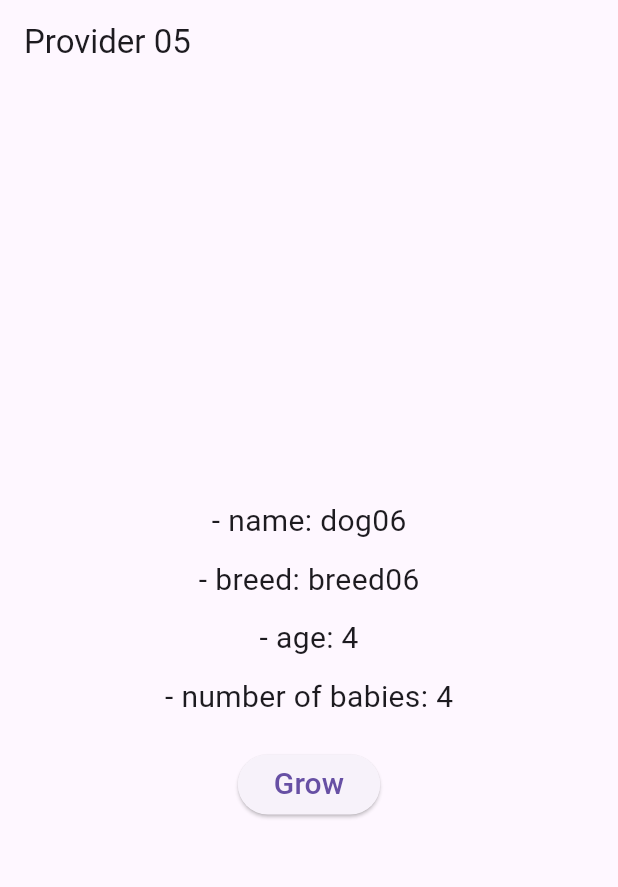
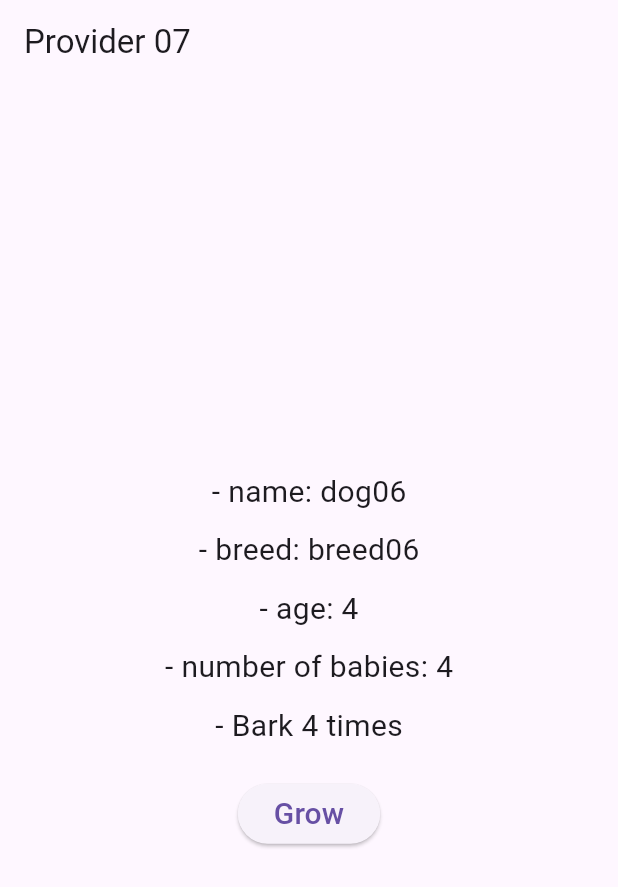
Before and after one commit to AllyTechEngineering/provider_overview_07, a Flutter app: the screen it shows after launch, after a tap on "Grow", on a phone screen of 412 x 824 dp. Shown: the top 887 px of the screen. Run offline on Flutter 3.47's test engine with Material 2 defaults, Android fonts, the phone set to English and light mode, and no system bars.

Commit message:
Completed - final commit

```diff
--- a/lib/main.dart
+++ b/lib/main.dart
@@ -31,6 +31,14 @@ class _MyAppState extends State<MyApp> {
             return babies.getBabies();
           },
         ),
+        StreamProvider<String>(
+          initialData: 'Bark 0 times',
+          create: (context) {
+            final int dogAge = context.read<Dog>().age;
+            final babies = Babies(age: dogAge * 2);
+            return babies.bark();
+          },
+        ),
       ],
       child: MaterialApp(
         debugShowCheckedModeBanner: false,
--- a/lib/models/babies.dart
+++ b/lib/models/babies.dart
@@ -3,8 +3,10 @@ class Babies {
   Babies({
     required this.age,
   });
+
   Future<int> getBabies() async {
     await Future.delayed(Duration(seconds: 3));
+
     if (age > 1 && age < 5) {
       return 4;
     } else if (age <= 1) {
@@ -13,4 +15,11 @@ class Babies {
       return 2;
     }
   }
+
+  Stream<String> bark() async* {
+    for (int i = 1; i < age; i++) {
+      await Future.delayed(Duration(seconds: 2));
+      yield 'Bark $i times';
+    }
+  }
 }
--- a/lib/screens/home_screen.dart
+++ b/lib/screens/home_screen.dart
@@ -17,7 +17,7 @@ class _HomeScreenState extends State<HomeScreen> {
   Widget build(BuildContext context) {
     return Scaffold(
       appBar: AppBar(
-        title: Text('Provider 05'),
+        title: Text('Provider 07'),
       ),
       body: Center(
           child: Column(
--- a/lib/utilities/age.dart
+++ b/lib/utilities/age.dart
@@ -24,6 +24,13 @@ class Age extends StatelessWidget {
           style: TextStyle(fontSize: 20.0),
         ),
         SizedBox(
+          height: 10.0,
+        ),
+        Text(
+          '- ${context.watch<String>()}',
+          style: TextStyle(fontSize: 20.0),
+        ),
+        SizedBox(
           height: 20.0,
         ),
         ElevatedButton(
```
